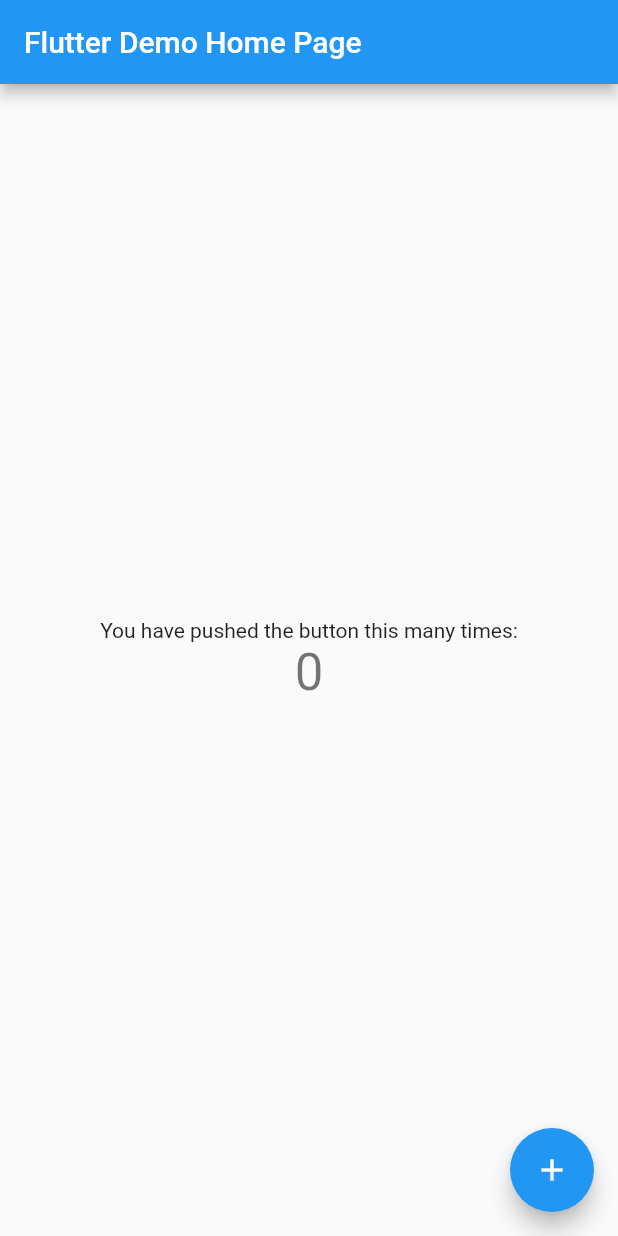
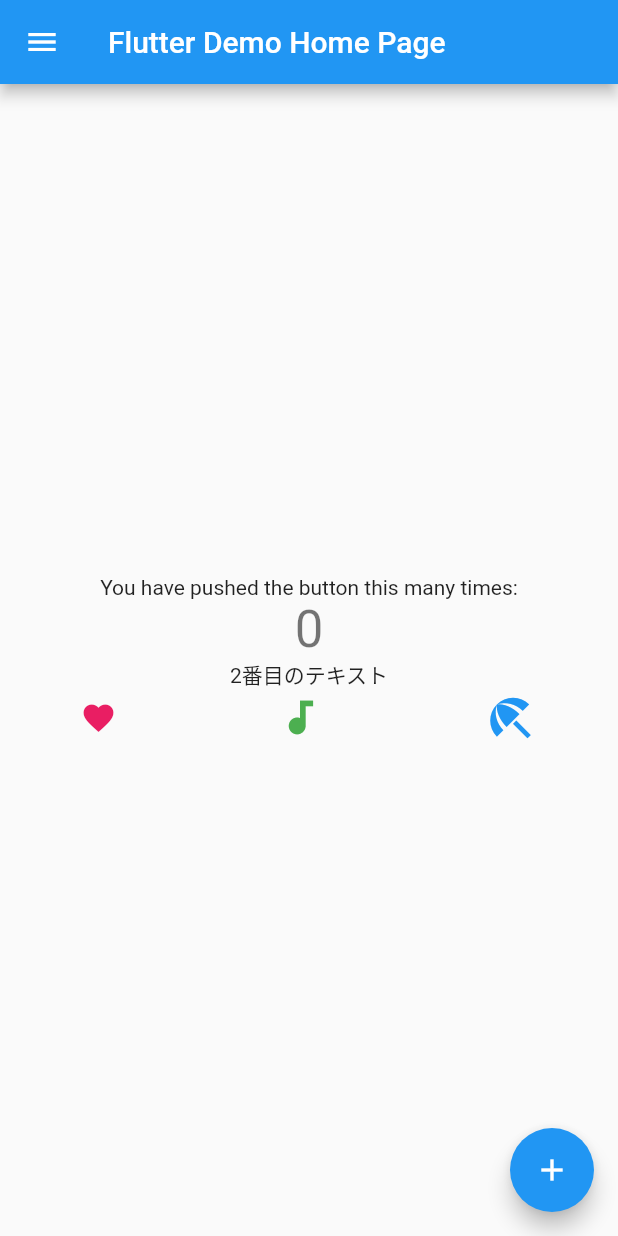
Before and after one commit to duck-falcon/flutter, a Flutter app: the screen it shows after launch, on a phone screen of 412 x 824 dp. Run offline on Flutter 3.47's test engine with Material 2 defaults, Android fonts, the phone set to English and light mode, and no system bars.

Commit message:
add Drawer,add Icons

```diff
--- a/tasks/lib/main.dart
+++ b/tasks/lib/main.dart
@@ -49,6 +49,7 @@ class MyHomePage extends StatefulWidget {
 
 class _MyHomePageState extends State<MyHomePage> {
   int _counter = 0;
+  bool _anivFlag = true;
 
   void _incrementCounter() {
     setState(() {
@@ -63,36 +64,32 @@ class _MyHomePageState extends State<MyHomePage> {
 
   @override
   Widget build(BuildContext context) {
-    // This method is rerun every time setState is called, for instance as done
-    // by the _incrementCounter method above.
-    //
-    // The Flutter framework has been optimized to make rerunning build methods
-    // fast, so that you can just rebuild anything that needs updating rather
-    // than having to individually change instances of widgets.
     return Scaffold(
       appBar: AppBar(
         // Here we take the value from the MyHomePage object that was created by
         // the App.build method, and use it to set our appbar title.
         title: Text(widget.title),
       ),
+      drawer: Drawer(
+          child: ListView(children: <Widget>[
+        /* コンテナでヘッダ部分を作る */
+        SwitchListTile(
+          title: const Text('記念日'),
+          value: _anivFlag,
+          onChanged: (bool value) {
+            setState(() {
+              _anivFlag = value;
+            });
+          },
+          secondary: const Icon(Icons.favorite, color: Colors.teal),
+        ),
+        /* SwitichListTileが続く */
+        /* Dividerなど他のものが含まれてもOK */
+      ])),
       body: Center(
         // Center is a layout widget. It takes a single child and positions it
         // in the middle of the parent.
         child: Column(
-          // Column is also a layout widget. It takes a list of children and
-          // arranges them vertically. By default, it sizes itself to fit its
-          // children horizontally, and tries to be as tall as its parent.
-          //
-          // Invoke "debug painting" (press "p" in the console, choose the
-          // "Toggle Debug Paint" action from the Flutter Inspector in Android
-          // Studio, or the "Toggle Debug Paint" command in Visual Studio Code)
-          // to see the wireframe for each widget.
-          //
-          // Column has various properties to control how it sizes itself and
-          // how it positions its children. Here we use mainAxisAlignment to
-          // center the children vertically; the main axis here is the vertical
-          // axis because Columns are vertical (the cross axis would be
-          // horizontal).
             mainAxisAlignment: MainAxisAlignment.center,
             children: <Widget>[
               const Text(
@@ -102,8 +99,27 @@ class _MyHomePageState extends State<MyHomePage> {
                 '$_counter',
                 style: Theme.of(context).textTheme.headline4,
               ),
-          ],
+              const Text("2番目のテキスト"),
+              Row(
+                  mainAxisAlignment: MainAxisAlignment.spaceAround,
+                  children: const [
+                    Icon(
+                      Icons.favorite,
+                      color: Colors.pink,
+                      size: 24.0,
                     ),
+                    Icon(
+                      Icons.audiotrack,
+                      color: Colors.green,
+                      size: 30.0,
+                    ),
+                    Icon(
+                      Icons.beach_access,
+                      color: Colors.blue,
+                      size: 36.0,
+                    ),
+                  ])
+            ]),
       ),
       floatingActionButton: FloatingActionButton(
         onPressed: _incrementCounter,
```
Lines whose indentation alone changed are shown as unchanged.
